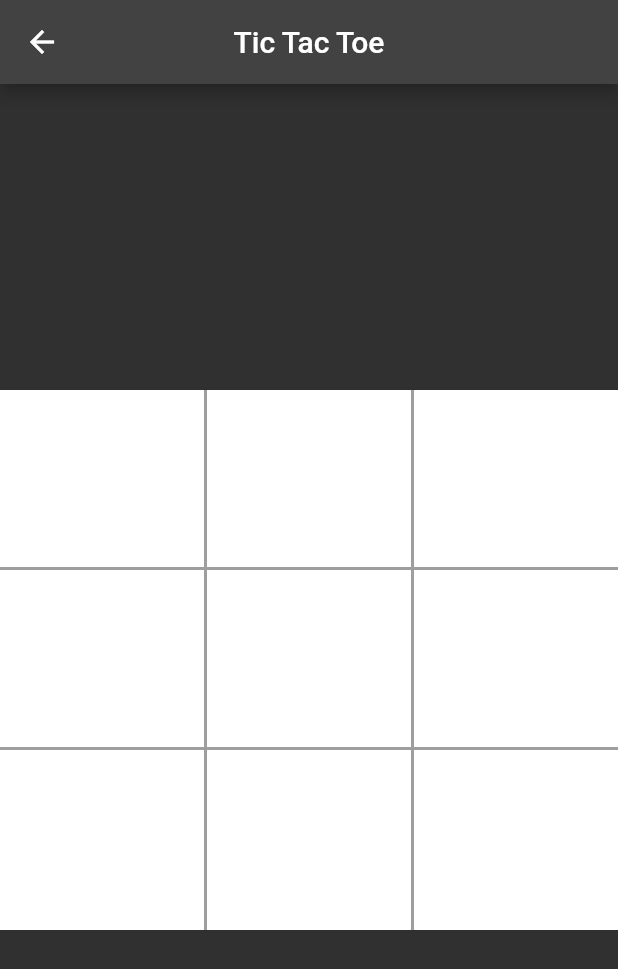
After one commit to abudriman/boring_show_app, a Flutter app: the TicTacApp screen opened by its route, on a phone screen of 412 x 824 dp. The commit adds this screen. Shown: the top 969 px of the screen. Run offline on Flutter 3.47's test engine with Material 2 defaults, Android fonts, the phone set to English and light mode, and no system bars; our stand-ins replace equatable, get, get_storage; accounts and stored records are empty.

Commit message:
add unbeatable tic tac toe

```diff
--- a/lib/routes.dart
+++ b/lib/routes.dart
@@ -3,10 +3,31 @@ import './home_screen.dart';
 import 'package:boring_show_app/app_zero/routes.dart';
 import 'package:boring_show_app/sliver_list/routes.dart';
 import 'package:boring_show_app/app_three/routes.dart';
+import './tic_tac/routes.dart';
 
 var routes = [
   GetPage(name: '/', page: () => const HomeScreen()),
   ...appZeroRoutes,
   ...sliverListRoutes,
   ...appThreeRoutes,
+  ...ticTacRoutes,
 ];
+
+List<Map> routeMap = [
+  {
+    'route': '/app_zero',
+    'text': 'Episode #0',
+  },
+  {
+    'route': '/sliver_list',
+    'text': 'Sliver List',
+  },
+  {
+    'route': '/app_three',
+    'text': 'Episode #3',
+  },
+  {
+    'route': '/tic_tac',
+    'text': 'Unbeatable Tic Tac Toe',
+  },
+];
--- /dev/null
+++ b/lib/tic_tac/controllers/tictac_controller.dart
@@ -0,0 +1,107 @@
+import 'package:get/state_manager.dart';
+
+class TicTacToe extends GetxController {
+  var board = Rx<List<String?>>(List.generate(9, (index) => null));
+
+  final huPlayer = 'o';
+  final aiPlayer = 'x';
+
+  bool get isFinish => _isFull(board.value) || isWinnerDecided;
+  bool get isWinnerDecided =>
+      winning(board.value, huPlayer) || winning(board.value, aiPlayer);
+
+  void onTap(int position) {
+    if (board.value[position] == null && !isFinish) {
+      board.value[position] = huPlayer;
+      if (!isWinnerDecided && !isFinish) {
+        final bestPosition = _minmax([...board.value], aiPlayer)['index'];
+        board.value[bestPosition] = aiPlayer;
+      }
+      update();
+    }
+  }
+
+  Map _minmax(List<String?> newBoard, String player) {
+    var availSpots = _possibleMove(newBoard);
+
+    if (winning(newBoard, huPlayer)) {
+      return {'score': -10};
+    } else if (winning(newBoard, aiPlayer)) {
+      return {'score': 10};
+    } else if (availSpots.isEmpty) {
+      return {'score': 0};
+    }
+
+    var moves = <Map>[];
+    for (var i in availSpots) {
+      var move = {};
+      move['index'] = i;
+      newBoard[i] = player;
+      if (player == aiPlayer) {
+        var result = _minmax(newBoard, huPlayer);
+        move['score'] = result['score'];
+      } else {
+        var result = _minmax(newBoard, aiPlayer);
+        move['score'] = result['score'];
+      }
+      newBoard[i] = null;
+      moves.add(move);
+    }
+
+    // ignore: prefer_typing_uninitialized_variables
+    var bestMove;
+    if (player == aiPlayer) {
+      var bestScore = -10000;
+      for (var i in moves) {
+        if (i['score'] > bestScore) {
+          bestScore = i['score'];
+          bestMove = i;
+        }
+      }
+    } else {
+      var bestScore = 10000;
+      for (var i in moves) {
+        if (i['score'] < bestScore) {
+          bestScore = i['score'];
+          bestMove = i;
+        }
+      }
+    }
+
+    return bestMove;
+  }
+
+  List _possibleMove(board) {
+    List<int> possibleMove = [];
+    for (int i = 0; i < board.length; i++) {
+      if (board[i] == null) {
+        possibleMove.add(i);
+      }
+    }
+    return possibleMove;
+  }
+
+  bool _isFull(List board) {
+    return board.every((element) => element != null);
+  }
+
+  bool winning(board, player) {
+    if ((board[0] == player && board[1] == player && board[2] == player) ||
+        (board[3] == player && board[4] == player && board[5] == player) ||
+        (board[6] == player && board[7] == player && board[8] == player) ||
+        (board[0] == player && board[3] == player && board[6] == player) ||
+        (board[1] == player && board[4] == player && board[7] == player) ||
+        (board[2] == player && board[5] == player && board[8] == player) ||
+        (board[0] == player && board[4] == player && board[8] == player) ||
+        (board[2] == player && board[4] == player && board[6] == player)) {
+      return true;
+    } else {
+      return false;
+    }
+  }
+
+  void reset() {
+    board.value = List.generate(9, (index) => null);
+    update();
+  }
+}
--- /dev/null
+++ b/lib/tic_tac/routes.dart
@@ -0,0 +1,6 @@
+import 'screens/screens.dart';
+import 'package:get/get.dart';
+
+var ticTacRoutes = [
+  GetPage(name: '/tic_tac', page: () => const TicTacApp()),
+];
--- /dev/null
+++ b/lib/tic_tac/screens/screens.dart
@@ -0,0 +1 @@
+export 'tic_tac_app.dart';
--- /dev/null
+++ b/lib/tic_tac/screens/tic_tac_app.dart
@@ -0,0 +1,173 @@
+import 'package:boring_show_app/tic_tac/controllers/tictac_controller.dart';
+import 'package:flutter/material.dart';
+import 'package:get/get.dart';
+
+class TicTacApp extends StatelessWidget {
+  const TicTacApp({Key? key}) : super(key: key);
+
+  @override
+  Widget build(BuildContext context) {
+    // ignore: unused_local_variable
+    var controller = Get.put(TicTacToe());
+    return Scaffold(
+      appBar: AppBar(
+        centerTitle: true,
+        title: const Text('Tic Tac Toe'),
+      ),
+      body: Stack(
+        children: [
+          Align(
+            alignment: Alignment.topCenter,
+            child: GetBuilder<TicTacToe>(builder: (controller) {
+              if (controller.winning(
+                  controller.board.value, controller.huPlayer)) {
+                return const Padding(
+                  padding: EdgeInsets.only(top: 50.0),
+                  child: Text('You Won!', style: TextStyle(fontSize: 50)),
+                );
+              } else if (controller.winning(
+                  controller.board.value, controller.aiPlayer)) {
+                return const Padding(
+                  padding: EdgeInsets.only(top: 50.0),
+                  child: Text('You Lose!', style: TextStyle(fontSize: 50)),
+                );
+              } else if (controller.isFinish && !controller.isWinnerDecided) {
+                return const Padding(
+                  padding: EdgeInsets.only(top: 50.0),
+                  child: Text('Draw!', style: TextStyle(fontSize: 50)),
+                );
+              } else {
+                return const SizedBox.shrink();
+              }
+            }),
+          ),
+          Align(
+            alignment: Alignment.center,
+            child: GetBuilder<TicTacToe>(builder: (controller) {
+              return ticTacToeBoard(controller);
+            }),
+          ),
+          Align(
+            alignment: Alignment.bottomCenter,
+            child: GetBuilder<TicTacToe>(builder: (controller) {
+              return Padding(
+                padding: const EdgeInsets.only(bottom: 50.0),
+                child: Row(
+                  mainAxisAlignment: MainAxisAlignment.spaceEvenly,
+                  children: [
+                    controller.isFinish
+                        ? ElevatedButton(
+                            child: Row(
+                              children: const [
+                                Text('Play again'),
+                                Icon(Icons.refresh)
+                              ],
+                            ),
+                            onPressed: () => controller.reset(),
+                          )
+                        : const SizedBox.shrink(),
+                  ],
+                ),
+              );
+            }),
+          ),
+        ],
+      ),
+    );
+  }
+
+  Widget ticTacToeBoard(TicTacToe controller) {
+    return Container(
+      color: Colors.white,
+      child: Column(
+        mainAxisSize: MainAxisSize.min,
+        children: [
+          Row(
+            mainAxisAlignment: MainAxisAlignment.spaceEvenly,
+            children: [
+              ticTacToeButton(controller, 0),
+              horizontalLine(),
+              ticTacToeButton(controller, 1),
+              horizontalLine(),
+              ticTacToeButton(controller, 2),
+            ],
+          ),
+          const Divider(
+            color: Colors.grey,
+            height: 0,
+            thickness: 2,
+          ),
+          Row(
+            mainAxisAlignment: MainAxisAlignment.spaceEvenly,
+            children: [
+              ticTacToeButton(controller, 3),
+              horizontalLine(),
+              ticTacToeButton(controller, 4),
+              horizontalLine(),
+              ticTacToeButton(controller, 5),
+            ],
+          ),
+          const Divider(
+            color: Colors.grey,
+            height: 0,
+            thickness: 2,
+          ),
+          Row(
+            mainAxisAlignment: MainAxisAlignment.spaceEvenly,
+            children: [
+              ticTacToeButton(controller, 6),
+              horizontalLine(),
+              ticTacToeButton(controller, 7),
+              horizontalLine(),
+              ticTacToeButton(controller, 8),
+            ],
+          ),
+        ],
+      ),
+    );
+  }
+
+  Widget ticTacToeButton(TicTacToe controller, int position) {
+    return GestureDetector(
+      onTap: () {
+        controller.onTap(position);
+      },
+      child: xOrO(controller.board.value[position]),
+    );
+  }
+
+  Widget horizontalLine() {
+    return Container(
+      width: 2,
+      height: 120,
+      color: Colors.grey,
+    );
+  }
+
+  Widget xOrO(String? value) {
+    switch (value) {
+      case 'o':
+        return const Center(
+          child: Icon(
+            Icons.circle_outlined,
+            size: 120,
+            color: Colors.black,
+          ),
+        );
+      case 'x':
+        return const Center(
+          child: Icon(
+            Icons.close,
+            size: 120,
+            color: Colors.black,
+          ),
+        );
+      default:
+        return Container(
+          width: 120,
+          height: 120,
+          color: Colors.white,
+        );
+    }
+  }
+}
--- a/pubspec.yaml
+++ b/pubspec.yaml
@@ -27,6 +27,7 @@ environment:
 # the latest version available on pub.dev. To see which dependencies have newer
 # versions available, run `flutter pub outdated`.
 dependencies:
+  cached_network_image: ^3.2.0
   cupertino_icons: ^1.0.2
   flutter:
     sdk: flutter
```
Also changed, not shown: lib/home_screen.dart (+6 -5 lines), pubspec.lock.
